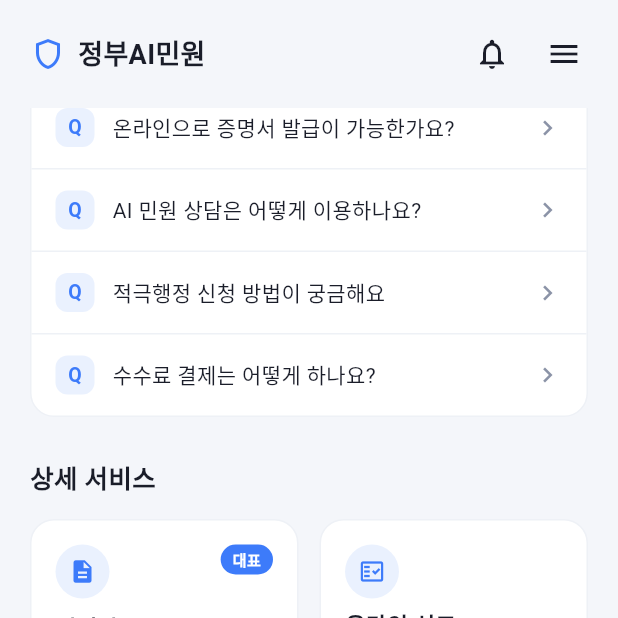
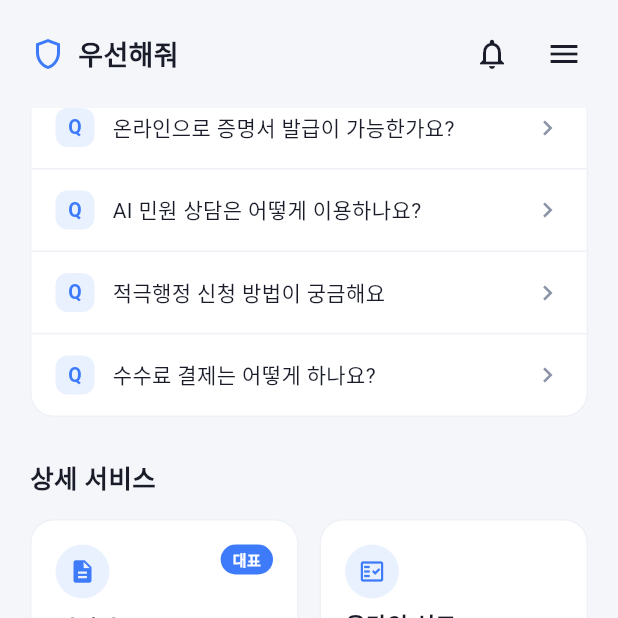
Before and after one commit to GEEKsHackathon-2026-T2/HTN-FrontEnd, a Flutter app: the screen it shows after launch, scrolled down 576 dp, on a phone screen of 412 x 824 dp, the top half of it. Run offline on Flutter 3.47's test engine with Material 3 defaults, Android fonts, the light colour scheme and no system bars; our stand-ins replace flutter_map, geolocator, go_router, image_picker, latlong2, shared_preferences; missing offline and left inert: exif; accounts and stored records are empty; network calls fail.

Commit message:
feat: 앱 이름 변경

```diff
--- a/lib/features/home/widgets/home_header.dart
+++ b/lib/features/home/widgets/home_header.dart
@@ -13,7 +13,7 @@ class HomeHeader extends StatelessWidget {
           const Icon(Icons.shield_outlined, color: AppColors.primary, size: 24),
           const SizedBox(width: 8),
           const Text(
-            '정부AI민원',
+            '우선해줘',
             style: TextStyle(
               fontSize: 18,
               fontWeight: FontWeight.w700,
--- a/lib/features/splash/splash_overlay.dart
+++ b/lib/features/splash/splash_overlay.dart
@@ -84,7 +84,7 @@ class _SplashContent extends StatelessWidget {
                 height: 160,
               ),
               const Text(
-                '정부AI민원',
+                '우선해줘',
                 style: TextStyle(
                   fontSize: 26,
                   fontWeight: FontWeight.w800,
```
